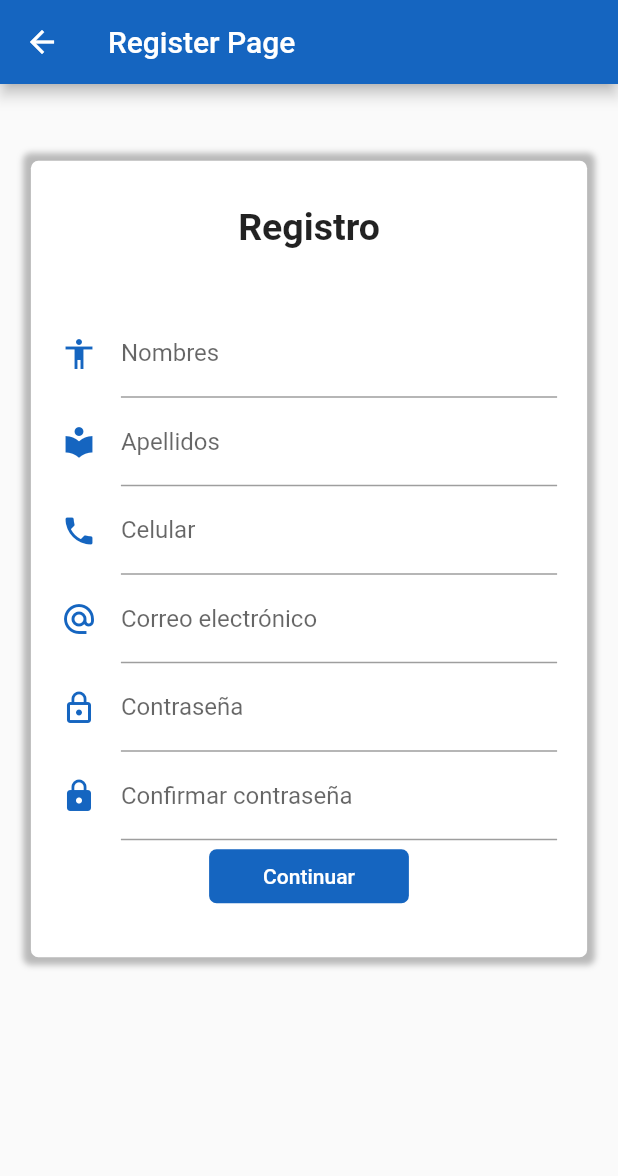
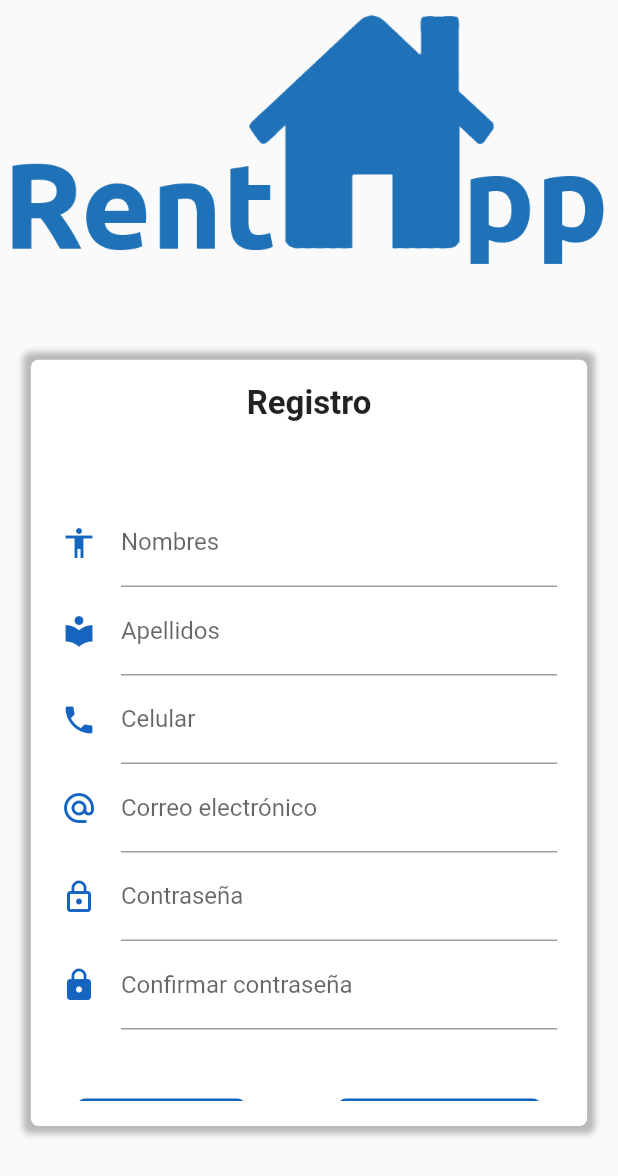
Before and after one commit to cafe-tera/rentApp, a Flutter app: the screen it shows after launch, after a tap on "Registrarse", on a phone screen of 412 x 824 dp. Shown: the top 1176 px of the screen. Run offline on Flutter 3.47's test engine with Material 2 defaults, Android fonts, the phone set to English and light mode, and no system bars; our stand-ins replace rxdart, splashscreen; network calls fail.

Commit message:
login wapo

```diff
--- a/lib/main.dart
+++ b/lib/main.dart
@@ -4,7 +4,7 @@ import 'package:flutter/material.dart';
 import 'package:splashscreen/splashscreen.dart';
 
 // local imports
-import 'package:rent_app/src/pages/login_page.dart';
+import 'package:rent_app/src/pages/logInUp_page.dart';
 import 'package:rent_app/src/routes/routes.dart';
 //--------------------------------------------------------------------------------------------------------------------
 
@@ -43,7 +43,7 @@ class AfterSplash extends StatelessWidget {
     return MaterialApp(
       debugShowCheckedModeBanner: false,
       title: 'Material App',
-      initialRoute: LoginPage.routeName,
+      initialRoute: LogInUpPage.routeName,
       routes: getApplicationRoutes(),
 
     );
--- /dev/null
+++ b/lib/src/bloc/LogInUp_bloc/intermediary.dart
@@ -0,0 +1,14 @@
+import 'package:rxdart/rxdart.dart';
+
+class IntermediaryBloc {
+
+  final _inLogin = BehaviorSubject<bool>.seeded(true);
+
+  Stream<bool> get changeIsLogin => _inLogin.stream;
+
+  bool get isLogin => _inLogin.value;
+
+  dispose() {
+    _inLogin?.close();
+  }
+}
--- /dev/null
+++ b/lib/src/pages/logInUp_page.dart
@@ -0,0 +1,328 @@
+//--------------------------------------------------------------------------------------------------------------------
+// flutter imports
+import 'package:flutter/material.dart';
+
+// local imports
+import 'package:rent_app/src/pages/home_page.dart';
+//--------------------------------------------------------------------------------------------------------------------
+
+
+class LogInUpPage extends StatefulWidget {
+  LogInUpPage({Key key}) : super(key: key);
+  static final String routeName = 'logInUp';
+
+  @override
+  _LogInUpPageState createState() => _LogInUpPageState();
+}
+
+class _LogInUpPageState extends State<LogInUpPage> {
+  bool isLogin = true;
+
+  @override
+  Widget build(BuildContext context) {
+    final size = MediaQuery.of(context).size;
+    return Scaffold(
+      appBar: _crearAppBar(size),
+      body: SafeArea(
+        child: _cardForm(context, size),
+      ),
+    );
+  }
+
+  Widget _crearAppBar(Size size) {
+    return PreferredSize(
+      preferredSize: Size.fromHeight(size.height * 0.26),
+      child: AppBar(
+        elevation: 0.0,
+        backgroundColor: Colors.transparent,
+        flexibleSpace: SafeArea(
+          child: Container(
+              height: size.height * 0.23,
+              child: Image.asset('assets/rentApp.png')),
+        ),
+      ),
+    );
+  }
+
+  Widget _cardForm(BuildContext context, Size size) {
+    if (isLogin) {
+      return _loginForm(context, size);
+    } else {
+      return _registerForm(context, size);
+    }
+  }
+
+  Widget _loginForm(BuildContext context, Size size) {
+    return Center(
+      heightFactor: 1.1,
+      child: Container(
+        width: size.width * 0.9,
+        height: size.height * 0.62,
+        padding: EdgeInsets.symmetric(vertical: size.width * 0.04),
+        decoration: BoxDecoration(
+            color: Colors.white,
+            borderRadius: BorderRadius.circular(5.0),
+            boxShadow: <BoxShadow>[
+              BoxShadow(
+                color: Colors.black26,
+                blurRadius: 3.0,
+                spreadRadius: 5.0,
+              )
+            ]),
+        child: SingleChildScrollView(
+          child: Column(
+            children: <Widget>[
+              Text('Inicio de sesión',
+                  style: TextStyle(
+                    fontWeight: FontWeight.bold,
+                    fontSize: 22,
+                  )),
+              SizedBox(
+                height: 50.0,
+              ),
+              _crearEmail(),
+              _crearPassword(),
+              SizedBox(height: 40.0),
+              _crearBotones(context),
+              SizedBox(height: 15.0),
+              Text('¿Olvido la contraseña?'),
+            ],
+          ),
+        ),
+      ),
+    );
+  }
+
+  Widget _registerForm(BuildContext context, Size size) {
+    return Center(
+      heightFactor: 1.1,
+      child: Container(
+        width: size.width * 0.9,
+        height: size.height * 0.62,
+        padding: EdgeInsets.symmetric(vertical: size.width * 0.04),
+        decoration: BoxDecoration(
+            color: Colors.white,
+            borderRadius: BorderRadius.circular(5.0),
+            boxShadow: <BoxShadow>[
+              BoxShadow(
+                color: Colors.black26,
+                blurRadius: 3.0,
+                spreadRadius: 5.0,
+              )
+            ]),
+        child: SingleChildScrollView(
+          child: Column(
+            children: <Widget>[
+              Text('Registro',
+                  style: TextStyle(
+                    fontWeight: FontWeight.bold,
+                    fontSize: 22,
+                  )),
+              SizedBox(
+                height: 50.0,
+              ),
+              _crearNombre(),
+              _crearApellido(),
+              _crearCelular(),
+              _crearEmail(),
+              _crearPassword(),
+              SizedBox(height: 40.0),
+              _crearBotones(context),
+              SizedBox(height: 15.0),
+              Text('¿Olvido la contraseña?'),
+            ],
+          ),
+        ),
+      ),
+    );
+  }
+
+  Widget _crearNombre() {
+    return Container(
+      padding: EdgeInsets.symmetric(horizontal: 20.0),
+      child: TextField(
+        decoration: InputDecoration(
+          icon: Icon(Icons.accessibility, color: Colors.blue[800]),
+          labelText: 'Nombres',
+        ),
+      ),
+    );
+  }
+
+  Widget _crearApellido() {
+    return Container(
+      padding: EdgeInsets.symmetric(horizontal: 20.0),
+      child: TextField(
+        decoration: InputDecoration(
+          icon: Icon(Icons.local_library, color: Colors.blue[800]),
+          labelText: 'Apellidos',
+        ),
+      ),
+    );
+  }
+
+  Widget _crearCelular() {
+    return Container(
+      padding: EdgeInsets.symmetric(horizontal: 20.0),
+      child: TextField(
+        decoration: InputDecoration(
+          icon: Icon(Icons.phone, color: Colors.blue[800]),
+          hintText: '+56 9 58379397',
+          labelText: 'Celular',
+        ),
+      ),
+    );
+  }
+
+  Widget _crearEmail() {
+    return Container(
+      padding: EdgeInsets.symmetric(horizontal: 20.0),
+      child: TextField(
+        keyboardType: TextInputType.emailAddress,
+        decoration: InputDecoration(
+          icon: Icon(Icons.alternate_email, color: Colors.blue[800]),
+          hintText: 'ejemplo@ejemplo.cl',
+          labelText: 'Correo electrónico',
+        ),
+      ),
+    );
+  }
+
+  Widget _crearPassword() {
+    if (isLogin) {
+      return Container(
+        padding: EdgeInsets.symmetric(horizontal: 20.0),
+        child: TextField(
+          obscureText: true,
+          decoration: InputDecoration(
+              icon: Icon(Icons.lock_outline, color: Colors.blue[800]),
+              labelText: 'Contraseña'),
+        ),
+      );
+    } else {
+      return Container(
+        padding: EdgeInsets.symmetric(horizontal: 20.0),
+        child: Column(
+          children: <Widget>[
+            TextField(
+              obscureText: true,
+              decoration: InputDecoration(
+                  icon: Icon(Icons.lock_outline, color: Colors.blue[800]),
+                  labelText: 'Contraseña'),
+            ),
+            TextField(
+              obscureText: true,
+              decoration: InputDecoration(
+                  icon: Icon(Icons.lock, color: Colors.blue[800]),
+                  labelText: 'Confirmar contraseña'),
+            ),
+          ],
+        ),
+      );
+    }
+  }
+
+  Widget _crearBotones(BuildContext context) {
+    if (isLogin) {
+      return Row(
+        mainAxisAlignment: MainAxisAlignment.spaceEvenly,
+        children: <Widget>[
+          _crearBotonIngresar(context),
+          SizedBox(height: 30.0),
+          _crearBotonRegistro(context),
+        ],
+      );
+    } else {
+      return Row(
+        mainAxisAlignment: MainAxisAlignment.spaceEvenly,
+        children: <Widget>[
+          _crearBotonVolver(context),
+          SizedBox(height: 30.0),
+          _crearBotonConfirmar(context),
+        ],
+      );
+    }
+  }
+
+  Widget _crearBotonIngresar(BuildContext context) {
+    return RaisedButton(
+      child: Container(
+        padding: EdgeInsets.symmetric(horizontal: 20.0),
+        child: Text(
+          'Ingresar',
+        ),
+      ),
+      shape: RoundedRectangleBorder(
+        borderRadius: BorderRadius.circular(5.0),
+      ),
+      elevation: 0.0,
+      color: Colors.blue[800],
+      textColor: Colors.white,
+      onPressed: () {
+        Navigator.pushNamed(context, HomePage.routeName);
+      },
+    );
+  }
+
+  Widget _crearBotonRegistro(BuildContext context) {
+    return RaisedButton(
+      child: Container(
+        padding: EdgeInsets.symmetric(horizontal: 20.0),
+        child: Text('Registrarse'),
+      ),
+      shape: RoundedRectangleBorder(
+        borderRadius: BorderRadius.circular(5.0),
+      ),
+      elevation: 0.0,
+      color: Colors.blue[800],
+      textColor: Colors.white,
+      onPressed: () {
+        setState(() {
+          isLogin = false;
+        });
+      },
+    );
+  }
+
+  _crearBotonVolver(BuildContext context) {
+    return RaisedButton(
+      child: Container(
+        padding: EdgeInsets.symmetric(horizontal: 20.0),
+        child: Text(
+          'Volver',
+        ),
+      ),
+      shape: RoundedRectangleBorder(
+        borderRadius: BorderRadius.circular(5.0),
+      ),
+      elevation: 0.0,
+      color: Colors.blue[800],
+      textColor: Colors.white,
+      onPressed: () {
+        setState(() {
+          isLogin = true;
+        });
+      },
+    );
+  }
+
+  _crearBotonConfirmar(BuildContext context) {
+    return RaisedButton(
+      child: Container(
+        padding: EdgeInsets.symmetric(horizontal: 20.0),
+        child: Text(
+          'Confirmar',
+        ),
+      ),
+      shape: RoundedRectangleBorder(
+        borderRadius: BorderRadius.circular(5.0),
+      ),
+      elevation: 0.0,
+      color: Colors.blue[800],
+      textColor: Colors.white,
+      onPressed: () {
+        Navigator.pushNamed(context, HomePage.routeName);
+      },
+    );
+  }
+}
--- a/lib/src/pages/login_page.dart
+++ /dev/null
@@ -1,163 +0,0 @@
-//--------------------------------------------------------------------------------------------------------------------
-// flutter imports
-import 'dart:ui';
-
-import 'package:flutter/material.dart';
-import 'package:rent_app/src/pages/home_page.dart';
-
-// local imports
-import 'package:rent_app/src/pages/register_page.dart';
-//--------------------------------------------------------------------------------------------------------------------
-
-class LoginPage extends StatelessWidget {
-  static final String routeName = 'login';
-  const LoginPage({Key key}) : super(key: key);
-
-  @override
-  Widget build(BuildContext context) {
-    final size = MediaQuery.of(context).size;
-    return Scaffold(
-      appBar: _crearAppBar(size),
-      body: SafeArea(
-        child: _loginForm(context, size),
-      ),
-    );
-  }
-
-    Widget _crearAppBar(Size size) {
-    return PreferredSize(
-      preferredSize: Size.fromHeight(size.height * 0.26),
-      child: AppBar(
-        elevation: 0.0,
-        backgroundColor: Colors.transparent,
-        flexibleSpace: SafeArea(
-          child: Container(
-              height: size.height * 0.23,
-              child: Image.asset('assets/rentApp.png')),
-        ),
-      ),
-    );
-  }
-
-  Widget _loginForm(BuildContext context, Size size) {
-    return Center(
-      heightFactor: 1.1,
-      child: Container(
-        width: size.width * 0.9,
-        height: size.height * 0.62,
-        padding: EdgeInsets.symmetric(vertical: size.width * 0.04),
-        decoration: BoxDecoration(
-            color: Colors.white,
-            borderRadius: BorderRadius.circular(5.0),
-            boxShadow: <BoxShadow>[
-              BoxShadow(
-                color: Colors.black26,
-                blurRadius: 3.0,
-                spreadRadius: 5.0,
-              )
-            ]),
-        child: SingleChildScrollView(
-          child: Column(
-            children: <Widget>[
-
-              Text(
-                'Inicio de sesión',
-                style: TextStyle(
-                  fontWeight: FontWeight.bold,
-                  fontSize: 22,
-                )
-              ),
-
-              SizedBox(
-                height: 50.0,
-              ),
-              _crearEmail(),
-              SizedBox(height: 25.0),
-              _crearPassword(),
-              SizedBox(height: 25.0),
-              _crearBotones(context),
-              SizedBox(height: 15.0),
-              Text('¿Olvido la contraseña?'),
-
-            ],
-          ),
-        ),
-      ),
-    );
-  }
-
-  Widget _crearEmail() {
-    return Container(
-      padding: EdgeInsets.symmetric(horizontal: 20.0),
-      child: TextField(
-        keyboardType: TextInputType.emailAddress,
-        decoration: InputDecoration(
-          icon: Icon(Icons.alternate_email, color: Colors.blue[800]),
-          hintText: 'ejemplo@ejemplo.cl',
-          labelText: 'Correo electrónico',
-        ),
-      ),
-    );
-  }
-
-  Widget _crearPassword() {
-    return Container(
-      padding: EdgeInsets.symmetric(horizontal: 20.0),
-      child: TextField(
-        obscureText: true,
-        decoration: InputDecoration(
-            icon: Icon(Icons.lock_outline, color: Colors.blue[800]),
-            labelText: 'Contraseña'),
-      ),
-    );
-  }
-
-  Widget _crearBotones(BuildContext context) {
-    return Row(
-      mainAxisAlignment: MainAxisAlignment.spaceEvenly,
-      children: <Widget>[
-        _crearBotonLogin(context),
-        SizedBox(height: 30.0),
-        _crearBotonRegistro(context),
-      ],
-    );
-  }
-
-  Widget _crearBotonLogin(BuildContext context) {
-    return RaisedButton(
-      child: Container(
-        padding: EdgeInsets.symmetric(horizontal: 20.0),
-        child: Text(
-          'Ingresar',
-        ),
-      ),
-      shape: RoundedRectangleBorder(
-        borderRadius: BorderRadius.circular(5.0),
-      ),
-      elevation: 0.0,
-      color: Colors.blue[800],
-      textColor: Colors.white,
-      onPressed: () {
-        Navigator.pushNamed(context, HomePage.routeName);
-      },
-    );
-  }
-
-  Widget _crearBotonRegistro(BuildContext context) {
-    return RaisedButton(
-      child: Container(
-        padding: EdgeInsets.symmetric(horizontal: 20.0),
-        child: Text('Registrarse'),
-      ),
-      shape: RoundedRectangleBorder(
-        borderRadius: BorderRadius.circular(5.0),
-      ),
-      elevation: 0.0,
-      color: Colors.blue[800],
-      textColor: Colors.white,
-      onPressed: () {
-        Navigator.pushNamed(context, RegisterPage.routeName);
-      },
-    );
-  }
-}
--- a/lib/src/pages/register_page.dart
+++ /dev/null
@@ -1,182 +0,0 @@
-//--------------------------------------------------------------------------------------------------------------------
-// flutter imports
-import 'package:flutter/material.dart';
-import 'package:rent_app/src/pages/login_page.dart';
-
-// local imports
-//--------------------------------------------------------------------------------------------------------------------
-
-class RegisterPage extends StatelessWidget {
-  static final String routeName = 'register';
-  const RegisterPage({Key key}) : super(key: key);
-
-  @override
-  Widget build(BuildContext context) {
-    return Scaffold(
-      appBar: AppBar(
-        backgroundColor: Colors.blue[800],
-        title: Text('Register Page'),
-      ),
-      body: Stack(
-        children: <Widget>[
-          // _crearImagen(context),
-          _registerForm(context),
-        ],
-    ),
-    );
-  }
-
-  Widget _registerForm(BuildContext context) {
-    final size = MediaQuery.of(context).size;
-
-    return SingleChildScrollView(
-      child: Column(
-        children: <Widget>[
-          SafeArea(
-            child: Container(
-              height: size.height * 0.05,
-            ),
-          ),
-          Container(
-            // color: Colors.blue,
-            width: size.width * 0.9,
-            margin: EdgeInsets.symmetric(vertical: 10.0),
-            padding: EdgeInsets.symmetric(vertical: 30.0),
-            decoration: BoxDecoration(
-                color: Colors.white,
-                borderRadius: BorderRadius.circular(5.0),
-                boxShadow: <BoxShadow>[
-                  BoxShadow(
-                    color: Colors.black26,
-                    blurRadius: 3.0,
-                    spreadRadius: 5.0,
-                  )
-                ]),
-
-            child: Column(
-              children: <Widget>[
-
-                Text( 'Registro', style: TextStyle(fontSize: 25.0, fontWeight: FontWeight.bold )),
-                SizedBox(height: 40.0,),
-                _crearNombre(),
-                _crearApellido(),
-                _crearCelular(),
-                _crearEmail(),
-                _crearPassword(),
-                _crearBotonContinuar(context),
-
-              ],
-            ),
-          ),
-          SizedBox(height: 100.0)
-        ],
-      ),
-    );
-  }
-
-  Widget _crearNombre() {
-    return Container(
-      padding: EdgeInsets.symmetric(horizontal: 20.0),
-      child: TextField(
-        decoration: InputDecoration(
-          icon: Icon(Icons.accessibility, color: Colors.blue[800]),
-          labelText: 'Nombres',
-        ),
-      ),
-    );
-  }
-
-  Widget _crearApellido() {
-    return Container(
-      padding: EdgeInsets.symmetric(horizontal: 20.0),
-      child: TextField(
-        decoration: InputDecoration(
-          icon: Icon(Icons.local_library, color: Colors.blue[800]),
-          labelText: 'Apellidos',
-        ),
-      ),
-    );
-  }
-
-  Widget _crearCelular() {
-    return Container(
-      padding: EdgeInsets.symmetric(horizontal: 20.0),
-      child: TextField(
-        decoration: InputDecoration(
-          icon: Icon(Icons.phone, color: Colors.blue[800]),
-          hintText: '+56 9 58379397',
-          labelText: 'Celular',
-        ),
-      ),
-    );
-  }
-
-  Widget _crearEmail() {
-    return Container(
-      padding: EdgeInsets.symmetric(horizontal: 20.0),
-      child: TextField(
-        keyboardType: TextInputType.emailAddress,
-        decoration: InputDecoration(
-          icon: Icon(Icons.alternate_email, color: Colors.blue[800]),
-          hintText: 'ejemplo@ejemplo.cl',
-          labelText: 'Correo electrónico',
-        ),
-      ),
-    );
-  }
-
-  Widget _crearPassword() {
-    return Container(
-      padding: EdgeInsets.symmetric(horizontal: 20.0),
-      child: Column(
-        children: <Widget>[
-          TextField(
-            obscureText: true,
-            decoration: InputDecoration(
-                icon: Icon(Icons.lock_outline, color: Colors.blue[800]),
-                labelText: 'Contraseña'),
-          ),
-          TextField(
-            obscureText: true,
-            decoration: InputDecoration(
-                icon: Icon(Icons.lock, color: Colors.blue[800]),
-                labelText: 'Confirmar contraseña'),
-          ),
-        ],
-      ),
-    );
-  }
-
-  // Widget _crearImagen(BuildContext context) {
-  //   final size = MediaQuery.of(context).size;
-
-  //   return Container(
-  //     padding: EdgeInsets.symmetric(
-  //         vertical: size.height * 0.05, horizontal: size.width * 0.15),
-  //     // color: Colors.black,
-  //     child: Image(
-  //       image: AssetImage('assets/rentApp.png'),
-  //     ),
-  //   );
-  // }
-
-  Widget _crearBotonContinuar(BuildContext context) {
-    return RaisedButton(
-      child: Container(
-        padding: EdgeInsets.symmetric(horizontal: 20.0),
-        child: Text('Continuar'),
-      ),
-      shape: RoundedRectangleBorder(
-        borderRadius: BorderRadius.circular(5.0),
-      ),
-      elevation: 0.0,
-      color: Colors.blue[800],
-      textColor: Colors.white,
-      onPressed: () {
-        Navigator.pushNamed(context, LoginPage.routeName);
-      },
-    );
-  }
-
-
-}
--- a/lib/src/routes/routes.dart
+++ b/lib/src/routes/routes.dart
@@ -4,8 +4,7 @@ import 'package:flutter/material.dart';
 
 // local imports
 import 'package:rent_app/src/pages/home_page.dart';
-import 'package:rent_app/src/pages/login_page.dart';
-import 'package:rent_app/src/pages/register_page.dart';
+import 'package:rent_app/src/pages/logInUp_page.dart';
 //--------------------------------------------------------------------------------------------------------------------
 
 
@@ -13,9 +12,7 @@ Map<String, WidgetBuilder> getApplicationRoutes() {
 
   return <String, WidgetBuilder>{
         HomePage.routeName      :   (BuildContext context) => HomePage(),
-        LoginPage.routeName     :   (BuildContext context) => LoginPage(),
-        RegisterPage.routeName  :   (BuildContext context) => RegisterPage(),
-
+        LogInUpPage.routeName     :   (BuildContext context) => new LogInUpPage(),
   };
 
 }
--- a/pubspec.yaml
+++ b/pubspec.yaml
@@ -23,7 +23,8 @@ dependencies:
   # The following adds the Cupertino Icons font to your application.
   # Use with the CupertinoIcons class for iOS style icons.
   cupertino_icons: ^0.1.2
-  splashscreen:
+  rxdart: ^0.22.0
+  splashscreen:  ^1.2.0
 
 dev_dependencies:
   flutter_test:
```
Also changed, not shown: lib/bloc/LogInUp_bloc/intermediary.dart (deleted), lib/src/bloc/bloc.dart (added), pubspec.lock.
